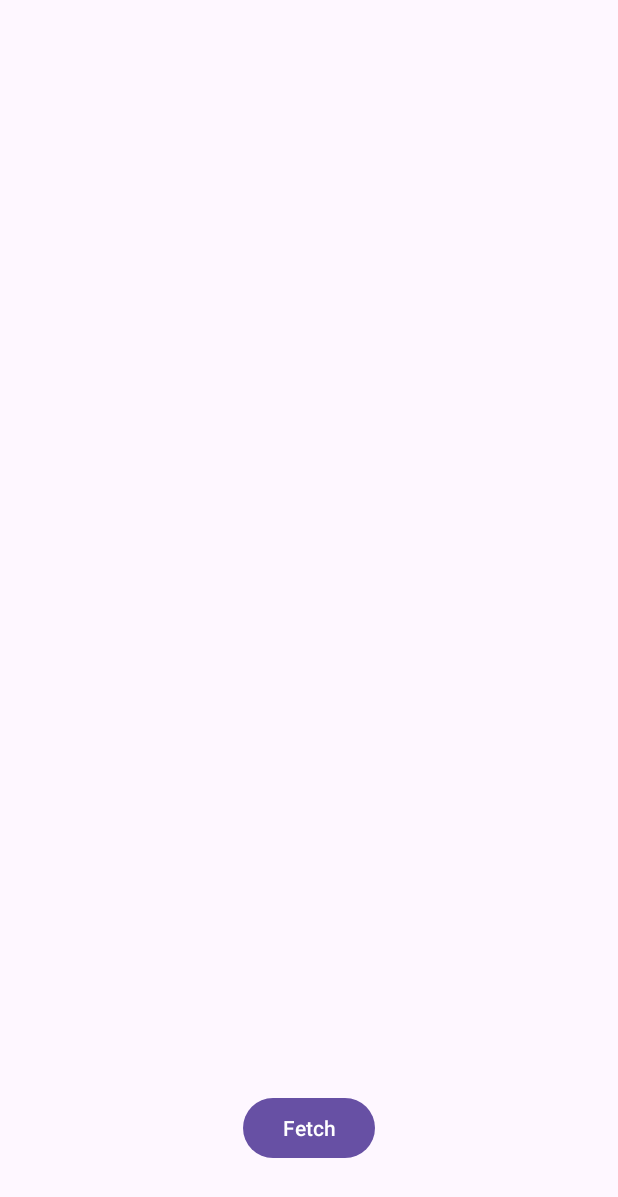
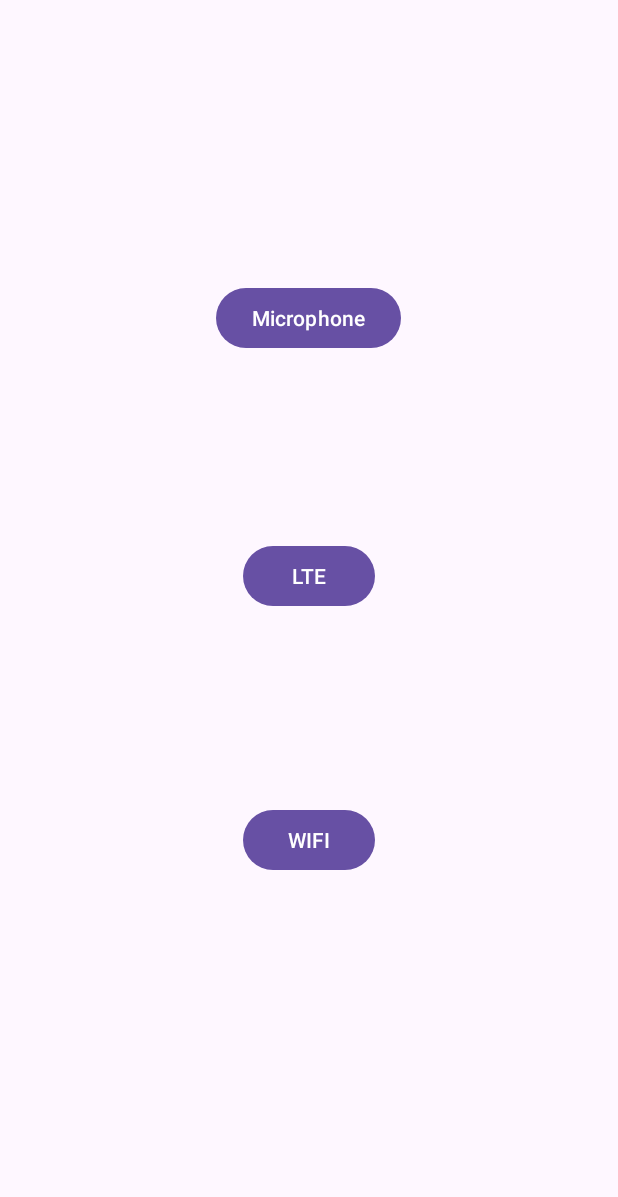
Before and after one commit to Zaid1710/map-connectivity, an Android app: the screen it shows after launch (MainActivity), on a phone screen of 412 x 824 dp. Shown: the top 1197 px of the screen. Run offline under Robolectric (Android 15) with nearby library versions, the phone set to English and light mode, and no system bars.

Commit message:
Add Wifi and "LTE" strength

```diff
--- a/app/src/main/java/com/example/mapconnectivity/MainActivity.kt
+++ b/app/src/main/java/com/example/mapconnectivity/MainActivity.kt
@@ -1,10 +1,15 @@
 package com.example.mapconnectivity
 
+import android.Manifest
+import android.content.Context
 import android.content.pm.PackageManager
 import android.media.MediaRecorder
+import android.net.wifi.WifiManager
 import android.os.Build
 import androidx.appcompat.app.AppCompatActivity
 import android.os.Bundle
+import android.telephony.CellInfoLte
+import android.telephony.TelephonyManager
 import android.util.Log
 import android.widget.Button
 import android.widget.TextView
@@ -15,21 +20,80 @@ import kotlin.math.log10
 
 class MainActivity : AppCompatActivity() {
     private lateinit var microphoneText: TextView
+    private lateinit var wifiText: TextView
 
     @RequiresApi(Build.VERSION_CODES.S)
     override fun onCreate(savedInstanceState: Bundle?) {
         super.onCreate(savedInstanceState)
         setContentView(R.layout.activity_main)
-        val fetchBtn = findViewById<Button>(R.id.fetchBtn)
+        val microphoneBtn = findViewById<Button>(R.id.microphoneBtn)
+        val lteBtn = findViewById<Button>(R.id.lteBtn)
+        val wifiBtn = findViewById<Button>(R.id.wifiBtn)
         microphoneText = findViewById(R.id.microphoneText)
+        wifiText = findViewById(R.id.wifiText)
 
-        if (ContextCompat.checkSelfPermission(this, android.Manifest.permission.RECORD_AUDIO) != PackageManager.PERMISSION_GRANTED) {
-            ActivityCompat.requestPermissions(this, arrayOf(android.Manifest.permission.RECORD_AUDIO), 0)
+        if (ContextCompat.checkSelfPermission(this, Manifest.permission.RECORD_AUDIO) != PackageManager.PERMISSION_GRANTED) {
+            ActivityCompat.requestPermissions(this, arrayOf(Manifest.permission.RECORD_AUDIO), 0)
         }
 
-        fetchBtn.setOnClickListener { fetchMicrophone() }
+        microphoneBtn.setOnClickListener { fetchMicrophone() }
+        lteBtn.setOnClickListener { fetchLTE() }
+        wifiBtn.setOnClickListener { fetchWifi() }
     }
 
+    @RequiresApi(Build.VERSION_CODES.R)
+
+    private fun fetchWifi() {
+        Thread {
+            if (ContextCompat.checkSelfPermission(this, Manifest.permission.ACCESS_WIFI_STATE) != PackageManager.PERMISSION_GRANTED) {
+                ActivityCompat.requestPermissions(this, arrayOf(Manifest.permission.ACCESS_WIFI_STATE), 7)
+
+            }
+            val wfm2: WifiManager = applicationContext.getSystemService(Context.WIFI_SERVICE) as WifiManager
+            var maxLevel = -200
+            for(scanResult in wfm2.scanResults) {
+                if (scanResult.level > maxLevel) {
+                    maxLevel = scanResult.level
+                }
+            }
+            runOnUiThread {
+                Log.d("WIFI", maxLevel.toString())
+                wifiText.text = maxLevel.toString()
+            }
+        }.start()
+    }
+
+    @RequiresApi(Build.VERSION_CODES.S)
+    private fun fetchLTE() {
+        if (ContextCompat.checkSelfPermission(this, Manifest.permission.ACCESS_COARSE_LOCATION) != PackageManager.PERMISSION_GRANTED) {
+            ActivityCompat.requestPermissions(this, arrayOf(Manifest.permission.ACCESS_COARSE_LOCATION), 1)
+        }
+        if (ContextCompat.checkSelfPermission(this, Manifest.permission.ACCESS_FINE_LOCATION) != PackageManager.PERMISSION_GRANTED) {
+            ActivityCompat.requestPermissions(this, arrayOf(Manifest.permission.ACCESS_FINE_LOCATION), 2)
+        }
+        if (ContextCompat.checkSelfPermission(this, Manifest.permission.ACCESS_BACKGROUND_LOCATION) != PackageManager.PERMISSION_GRANTED) {
+            ActivityCompat.requestPermissions(this, arrayOf(Manifest.permission.ACCESS_BACKGROUND_LOCATION), 3)
+        }
+        if (ContextCompat.checkSelfPermission(this, Manifest.permission.READ_PHONE_NUMBERS) != PackageManager.PERMISSION_GRANTED) {
+            ActivityCompat.requestPermissions(this, arrayOf(Manifest.permission.READ_PHONE_NUMBERS), 4)
+        }
+        if (ContextCompat.checkSelfPermission(this, Manifest.permission.READ_PHONE_STATE) != PackageManager.PERMISSION_GRANTED) {
+            ActivityCompat.requestPermissions(this, arrayOf(Manifest.permission.READ_PHONE_STATE), 5)
+        }
+        if (ContextCompat.checkSelfPermission(this, Manifest.permission.READ_SMS) != PackageManager.PERMISSION_GRANTED) {
+            ActivityCompat.requestPermissions(this, arrayOf(Manifest.permission.READ_SMS), 6)
+        }
+
+        try {
+
+            val tm: TelephonyManager = this.getSystemService(TELEPHONY_SERVICE) as TelephonyManager
+            val infoLte = tm.allCellInfo[2] as CellInfoLte
+            val lte = infoLte.cellSignalStrength.dbm
+            Log.d("LTE", "LTE: $lte")
+        } catch (e: Throwable) {
+            Log.wtf("LTE", e)
+        }
+    }
 
     /* Registra 5 secondi l'audio ambientale dal microfono e calcola la media dei dB recepiti */
     @RequiresApi(Build.VERSION_CODES.S)
--- a/app/src/main/res/layout/activity_main.xml
+++ b/app/src/main/res/layout/activity_main.xml
@@ -6,24 +6,66 @@
     android:layout_height="match_parent"
     tools:context=".MainActivity">
 
+    <Button
+        android:id="@+id/wifiBtn"
+        android:layout_width="wrap_content"
+        android:layout_height="wrap_content"
+        android:layout_marginBottom="240dp"
+        android:text="WIFI"
+        app:layout_constraintBottom_toBottomOf="parent"
+        app:layout_constraintEnd_toEndOf="parent"
+        app:layout_constraintHorizontal_bias="0.501"
+        app:layout_constraintStart_toStartOf="parent" />
+
+    <TextView
+        android:id="@+id/wifiText"
+        android:layout_width="wrap_content"
+        android:layout_height="wrap_content"
+        android:layout_marginBottom="36dp"
+        app:layout_constraintBottom_toTopOf="@+id/wifiBtn"
+        app:layout_constraintEnd_toEndOf="parent"
+        app:layout_constraintHorizontal_bias="0.498"
+        app:layout_constraintStart_toStartOf="parent" />
+
+    <Button
+        android:id="@+id/lteBtn"
+        android:layout_width="wrap_content"
+        android:layout_height="wrap_content"
+        android:layout_marginBottom="416dp"
+        android:text="LTE"
+        app:layout_constraintBottom_toBottomOf="parent"
+        app:layout_constraintEnd_toEndOf="parent"
+        app:layout_constraintStart_toStartOf="parent" />
+
+    <TextView
+        android:id="@+id/lteText"
+        android:layout_width="wrap_content"
+        android:layout_height="wrap_content"
+        android:layout_marginBottom="32dp"
+        app:layout_constraintBottom_toTopOf="@+id/lteBtn"
+        app:layout_constraintEnd_toEndOf="parent"
+        app:layout_constraintHorizontal_bias="0.498"
+        app:layout_constraintStart_toStartOf="parent" />
+
     <TextView
         android:id="@+id/microphoneText"
         android:layout_width="wrap_content"
         android:layout_height="wrap_content"
-        android:layout_marginBottom="408dp"
-        app:layout_constraintBottom_toTopOf="@+id/fetchBtn"
+        android:layout_marginBottom="32dp"
+        app:layout_constraintBottom_toTopOf="@+id/microphoneBtn"
         app:layout_constraintEnd_toEndOf="parent"
-        app:layout_constraintStart_toStartOf="parent"
-        app:layout_constraintTop_toTopOf="parent" />
+        app:layout_constraintHorizontal_bias="0.498"
+        app:layout_constraintStart_toStartOf="parent" />
 
     <Button
-        android:id="@+id/fetchBtn"
+        android:id="@+id/microphoneBtn"
         android:layout_width="wrap_content"
         android:layout_height="wrap_content"
-        android:layout_marginBottom="48dp"
-        android:text="Fetch"
+        android:layout_marginBottom="588dp"
+        android:text="Microphone"
         app:layout_constraintBottom_toBottomOf="parent"
         app:layout_constraintEnd_toEndOf="parent"
+        app:layout_constraintHorizontal_bias="0.498"
         app:layout_constraintStart_toStartOf="parent" />
 
 </androidx.constraintlayout.widget.ConstraintLayout>
```
Also changed, not shown: app/src/main/AndroidManifest.xml (+20 -0 lines).
